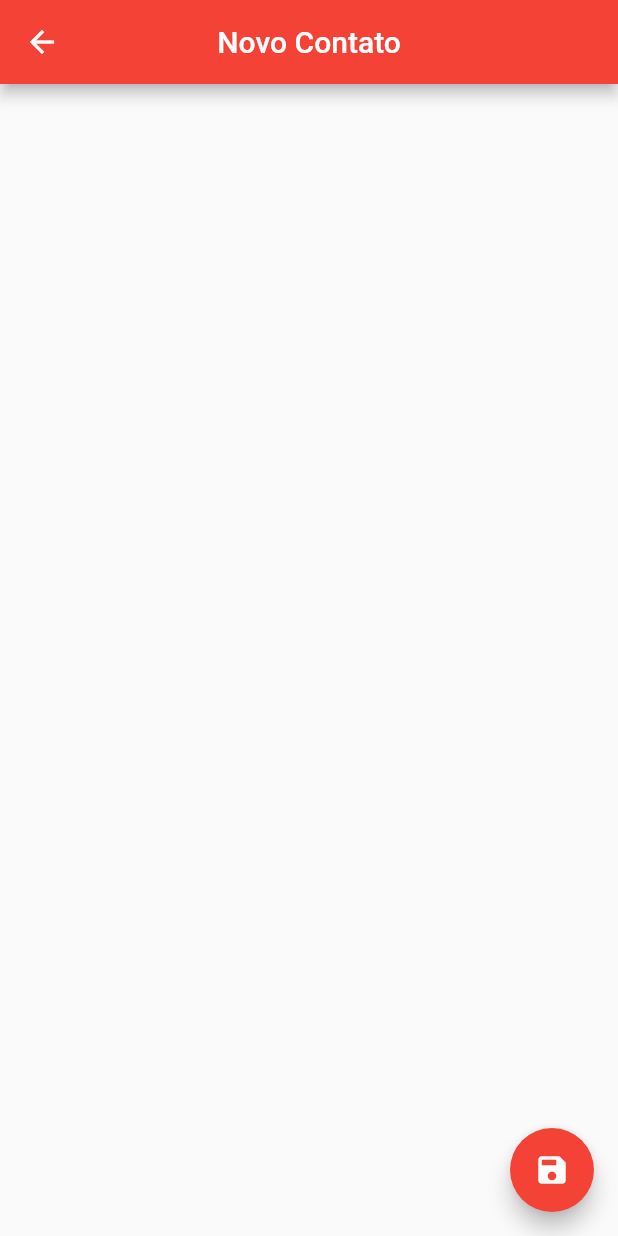
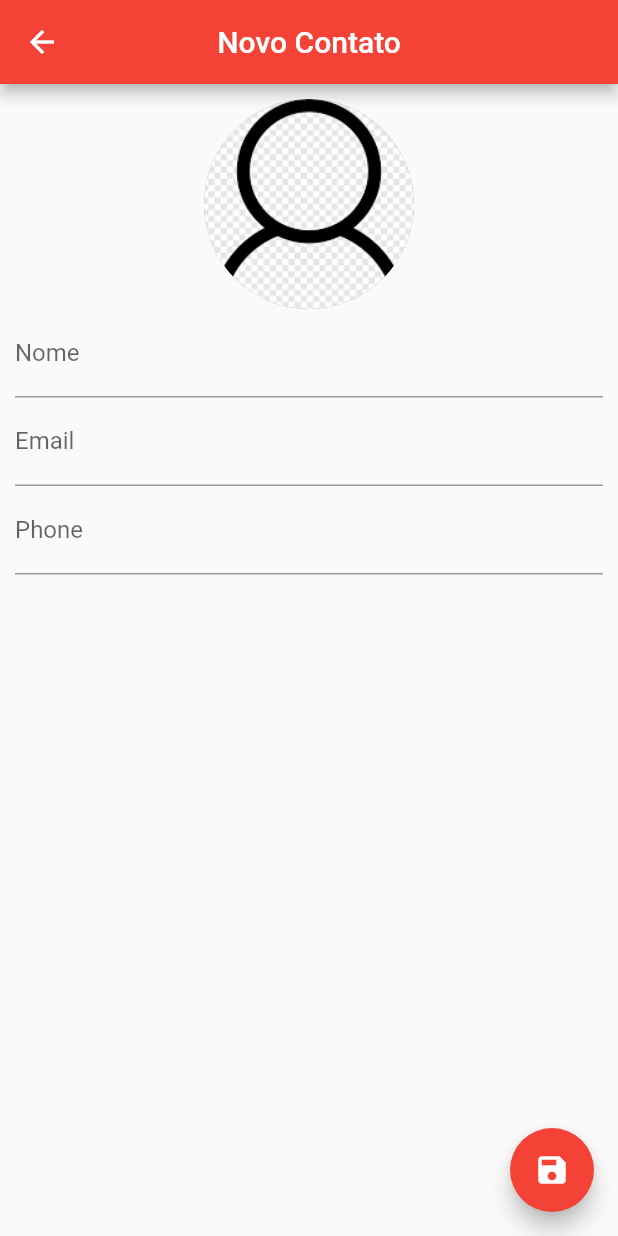
Before and after one commit to rafaxzx/agenda_contatos, a Flutter app: the ContactPage screen opened directly, on a phone screen of 412 x 824 dp. Run offline on Flutter 3.47's test engine with Material 2 defaults, Android fonts, the phone set to English and light mode, and no system bars; our stand-ins replace sqflite; accounts and stored records are empty.

Commit message:
Aula 102 - Layout da Tela de Contato

```diff
--- a/lib/ui/contact_page.dart
+++ b/lib/ui/contact_page.dart
@@ -1,3 +1,5 @@
+import 'dart:io';
+
 import 'package:flutter/material.dart';
 import 'package:agendacontatos/helpers/contact_helper.dart';
 
@@ -13,6 +15,11 @@ class ContactPage extends StatefulWidget {
 class _ContactPageState extends State<ContactPage> {
   Contact _editedContact;
 
+  //bool _userEdited = false;
+  final _nameController = TextEditingController();
+  final _emailController = TextEditingController();
+  final _phoneController = TextEditingController();
+
   @override
   void initState() {
     super.initState();
@@ -20,6 +27,9 @@ class _ContactPageState extends State<ContactPage> {
       _editedContact = Contact();
     } else {
       _editedContact = Contact.fromMap(widget.contact.toMap());
+      _nameController.text = _editedContact.name;
+      _emailController.text = _editedContact.email;
+      _phoneController.text = _editedContact.phone;
     }
   }
 
@@ -36,6 +46,51 @@ class _ContactPageState extends State<ContactPage> {
         child: Icon(Icons.save),
         onPressed: () {},
       ),
+      body: SingleChildScrollView(
+        padding: EdgeInsets.all(10.0),
+        child: Column(
+          crossAxisAlignment: CrossAxisAlignment.center,
+          children: <Widget>[
+            GestureDetector(
+              child: CircleAvatar(
+                radius: 70,
+                backgroundColor: Colors.grey,
+                backgroundImage: _editedContact.img != null
+                    ? FileImage(File(_editedContact.img))
+                    : AssetImage("images/person.png"),
+              ),
+            ),
+            TextField(
+              controller: _nameController,
+              decoration: InputDecoration(labelText: "Nome"),
+              onChanged: (text) {
+                //_userEdited = true;
+                setState(() {
+                  _editedContact.name = text;
+                });
+              },
+            ),
+            TextField(
+              controller: _emailController,
+              keyboardType: TextInputType.emailAddress,
+              decoration: InputDecoration(labelText: "Email"),
+              onChanged: (text) {
+                //_userEdited = true;
+                _editedContact.email = text;
+              },
+            ),
+            TextField(
+              controller: _phoneController,
+              keyboardType: TextInputType.phone,
+              decoration: InputDecoration(labelText: "Phone"),
+              onChanged: (text) {
+                //_userEdited = true;
+                _editedContact.email = text;
+              },
+            ),
+          ],
+        ),
+      ),
     );
   }
 }
```
